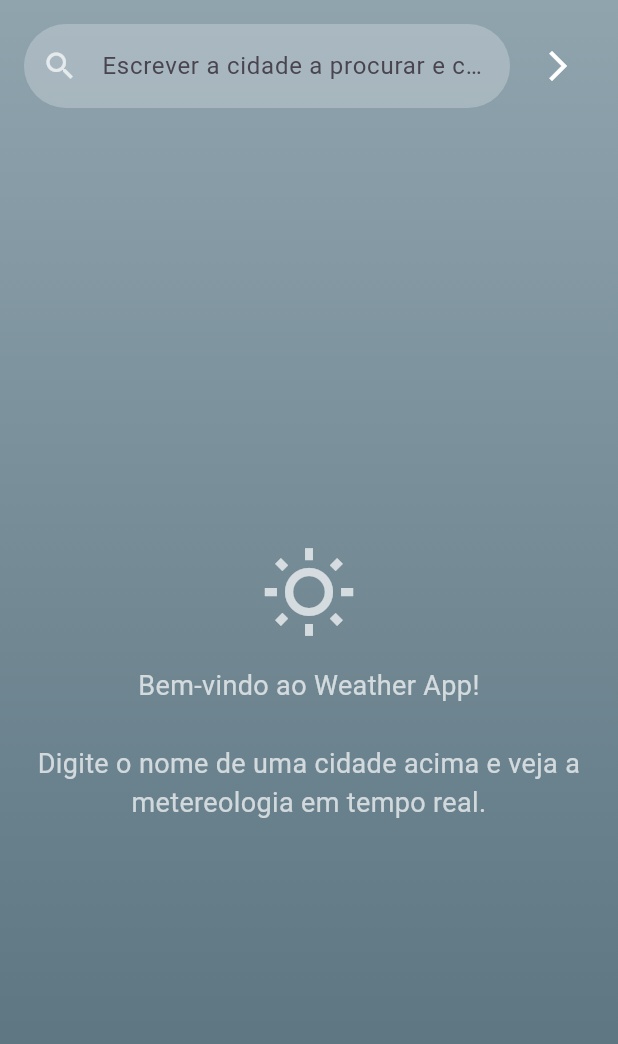
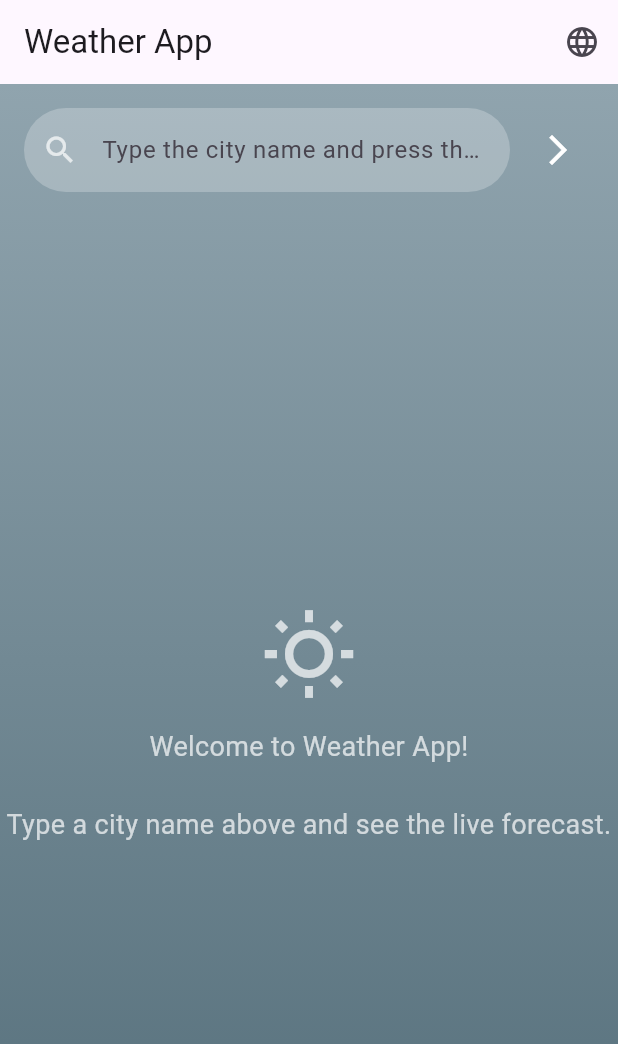
Before and after one commit to paula-marisa/weather_app, a Flutter app: the screen it shows after launch, on a phone screen of 412 x 824 dp. Shown: the top 1044 px of the screen. Run offline on Flutter 3.47's test engine with Material 3 defaults, Android fonts, the phone set to English and light mode, and no system bars; our stand-ins replace lottie; generated files the repository leaves out were written again.

Commit message:
Created a LocaleProvider to store and update the app’s selected locale
Wired localization into main.dart using MultiProvider and added localization delegates and theme modes

Added an AppBar with a language selector and translated strings in HomePage

Updated WeatherService and WeatherProvider to request data in the chosen language

Added English and Portuguese translation files with common strings

```diff
--- /dev/null
+++ b/lib/l10n/app_en.arb
@@ -0,0 +1,15 @@
+{
+  "appTitle": "Weather App",
+  "searchHint": "Type the city name and press the button",
+  "welcomeMessage": "Welcome to Weather App!\n\nType a city name above and see the live forecast.",
+  "updatedAt": "Updated at: {time}",
+  "@updatedAt": {
+    "placeholders": {
+      "time": {}
+    }
+  },
+  "systemLanguage": "System language",
+  "languageEnglish": "English",
+  "languagePortuguese": "Portuguese",
+  "fetchError": "Error fetching weather data"
+}
--- a/lib/main.dart
+++ b/lib/main.dart
@@ -3,7 +3,9 @@ import 'package:intl/date_symbol_data_local.dart';
 import 'package:provider/provider.dart';
 
 import 'providers/weather_provider.dart';
+import 'providers/locale_provider.dart';
 import 'ui/home_page.dart';
+import 'package:flutter_gen/gen_l10n/app_localizations.dart';
 
 Future<void> main() async {
   WidgetsFlutterBinding.ensureInitialized();
@@ -11,8 +13,11 @@ Future<void> main() async {
   await initializeDateFormatting();
 
   runApp(
-    ChangeNotifierProvider(
-      create: (_) => WeatherProvider(),
+    MultiProvider(
+      providers: [
+        ChangeNotifierProvider(create: (_) => WeatherProvider()),
+        ChangeNotifierProvider(create: (_) => LocaleProvider()),
+      ],
       child: const MyApp(),
     ),
   );
@@ -20,12 +25,18 @@ Future<void> main() async {
 
 class MyApp extends StatelessWidget {
   const MyApp({super.key});
+
   @override
   Widget build(BuildContext context) {
+    final locale = context.watch<LocaleProvider>().locale;
     return MaterialApp(
-      debugShowCheckedModeBanner: false,
-      title: 'Weather App',
-      theme: ThemeData(primarySwatch: Colors.blue),
+      locale: locale,
+      supportedLocales: AppLocalizations.supportedLocales,
+      localizationsDelegates: AppLocalizations.localizationsDelegates,
+      title: AppLocalizations.of(context)?.appTitle ?? 'Weather App',
+      theme: ThemeData.light(),
+      darkTheme: ThemeData.dark(),
+      themeMode: ThemeMode.system,
       home: const HomePage(),
     );
   }
--- /dev/null
+++ b/lib/providers/locale_provider.dart
@@ -0,0 +1,13 @@
+import 'package:flutter/material.dart';
+
+class LocaleProvider extends ChangeNotifier {
+  Locale? _locale;
+
+  Locale? get locale => _locale;
+
+  void setLocale(Locale? locale) {
+    if (_locale == locale) return;
+    _locale = locale;
+    notifyListeners();
+  }
+}
--- a/lib/providers/weather_provider.dart
+++ b/lib/providers/weather_provider.dart
@@ -16,14 +16,15 @@ class WeatherProvider extends ChangeNotifier {
   bool get loading => _loading;
   String? get error => _error;
 
-  Future<void> loadWeather(String city) async {
+  Future<void> loadWeather(String city, Locale locale) async {
     _loading = true;
     _error = null;
     notifyListeners();
 
     try {
-      _weather = await _service.fetchWeather(city);
-      _forecasts = await _service.fetchForecast(city);
+      final lang = locale.languageCode == 'pt' ? 'pt_br' : 'en';
+      _weather = await _service.fetchWeather(city, lang);
+      _forecasts = await _service.fetchForecast(city, lang);
     } catch (e) {
       _error = e.toString();
       _weather = null;
--- a/lib/services/weather_service.dart
+++ b/lib/services/weather_service.dart
@@ -6,20 +6,20 @@ import '../models/forecast.dart';
 class WeatherService {
   final String _apiKey = '25ba51264d1b1f03fcf0f9fb70ce00f7';
 
-  Future<Weather> fetchWeather(String city) async {
+  Future<Weather> fetchWeather(String city, String lang) async {
     final query = Uri.encodeComponent(city);
     final uri = Uri.parse(
-      'https://api.openweathermap.org/data/2.5/weather?q=$query&appid=$_apiKey&units=metric&lang=pt_br',
+      'https://api.openweathermap.org/data/2.5/weather?q=$query&appid=$_apiKey&units=metric&lang=$lang',
     );
     final response = await http.get(uri);
     if (response.statusCode == 200) {
       return Weather.fromJson(jsonDecode(response.body));
     } else {
-      throw Exception('Erro ao buscar clima: ${response.statusCode}');
+      throw Exception('Error ${response.statusCode}');
     }
   }
 
-  Future<List<Forecast>> fetchForecast(String city) async {
+  Future<List<Forecast>> fetchForecast(String city, String lang) async {
     final query = Uri.encodeComponent(city);
     final geoUri = Uri.parse(
       'https://api.openweathermap.org/geo/1.0/direct?q=$query&limit=1&appid=$_apiKey',
@@ -31,7 +31,7 @@ class WeatherService {
     final uri = Uri.parse(
       'https://api.openweathermap.org/data/2.5/onecall?'
           'lat=$lat&lon=$lon&exclude=current,minutely,hourly,alerts'
-          '&units=metric&lang=pt_br&appid=$_apiKey',
+          '&units=metric&lang=$lang&appid=$_apiKey',
     );
     final res = await http.get(uri);
 
--- a/lib/ui/home_page.dart
+++ b/lib/ui/home_page.dart
@@ -4,8 +4,10 @@ import 'package:lottie/lottie.dart';
 import 'package:intl/intl.dart';
 
 import '../providers/weather_provider.dart';
+import '../providers/locale_provider.dart';
 import 'widgets/weather_card.dart';
 import 'widgets/forecast_list.dart';
+import 'package:flutter_gen/gen_l10n/app_localizations.dart';
 
 class HomePage extends StatefulWidget {
   const HomePage({super.key});
@@ -32,8 +34,35 @@ class _HomePageState extends State<HomePage> {
   @override
   Widget build(BuildContext context) {
     final provider = context.watch<WeatherProvider>();
+    final localeProvider = context.watch<LocaleProvider>();
+    final t = AppLocalizations.of(context)!;
 
     return Scaffold(
+      appBar: AppBar(
+        title: Text(t.appTitle),
+        actions: [
+          PopupMenuButton<Locale?>(
+            icon: const Icon(Icons.language),
+            onSelected: (locale) {
+              context.read<LocaleProvider>().setLocale(locale);
+            },
+            itemBuilder: (_) => [
+              PopupMenuItem(
+                value: null,
+                child: Text(t.systemLanguage),
+              ),
+              const PopupMenuItem(
+                value: Locale('en'),
+                child: Text('English'),
+              ),
+              const PopupMenuItem(
+                value: Locale('pt', 'BR'),
+                child: Text('Português'),
+              ),
+            ],
+          ),
+        ],
+      ),
       body: Container(
         decoration: BoxDecoration(
           gradient: LinearGradient(
@@ -57,8 +86,7 @@ class _HomePageState extends State<HomePage> {
                       child: TextField(
                         controller: _controller,
                         decoration: InputDecoration(
-                          hintText:
-                              'Escrever a cidade a procurar e clicar no botão',
+                          hintText: t.searchHint,
                           prefixIcon: const Icon(
                             Icons.search,
                             color: Colors.white70,
@@ -79,8 +107,10 @@ class _HomePageState extends State<HomePage> {
                         Icons.arrow_forward_ios,
                         color: Colors.white,
                       ),
-                      onPressed:
-                          () => provider.loadWeather(_controller.text.trim()),
+                      onPressed: () => provider.loadWeather(
+                        _controller.text.trim(),
+                        localeProvider.locale ?? Localizations.localeOf(context),
+                      ),
                     ),
                   ],
                 ),
@@ -93,18 +123,17 @@ class _HomePageState extends State<HomePage> {
                   child: Center(
                     child: Column(
                       mainAxisSize: MainAxisSize.min,
-                      children: const [
-                        Icon(
+                      children: [
+                        const Icon(
                           Icons.wb_sunny_outlined,
                           size: 64,
                           color: Colors.white70,
                         ),
-                        SizedBox(height: 16),
+                        const SizedBox(height: 16),
                         Text(
-                          'Bem-vindo ao Weather App!\n\n'
-                          'Digite o nome de uma cidade acima e veja a metereologia em tempo real.',
+                          t.welcomeMessage,
                           textAlign: TextAlign.center,
-                          style: TextStyle(color: Colors.white70, fontSize: 18),
+                          style: const TextStyle(color: Colors.white70, fontSize: 18),
                         ),
                       ],
                     ),
@@ -117,7 +146,7 @@ class _HomePageState extends State<HomePage> {
                   Padding(
                     padding: const EdgeInsets.all(16),
                     child: Text(
-                      provider.error!,
+                      t.fetchError,
                       style: const TextStyle(color: Colors.redAccent),
                     ),
                   )
@@ -139,7 +168,7 @@ class _HomePageState extends State<HomePage> {
                   Padding(
                     padding: const EdgeInsets.symmetric(vertical: 12),
                     child: Text(
-                      'Atualizado em: ${DateFormat.Hm().format(DateTime.now())}',
+                      t.updatedAt(DateFormat.Hm().format(DateTime.now())),
                       style: const TextStyle(color: Colors.white70),
                     ),
                   ),
```
Also changed, not shown: lib/l10n/app_pt.arb (added, +15 -0 lines), pubspec.yaml (+8 -0 lines), 1 other file.
